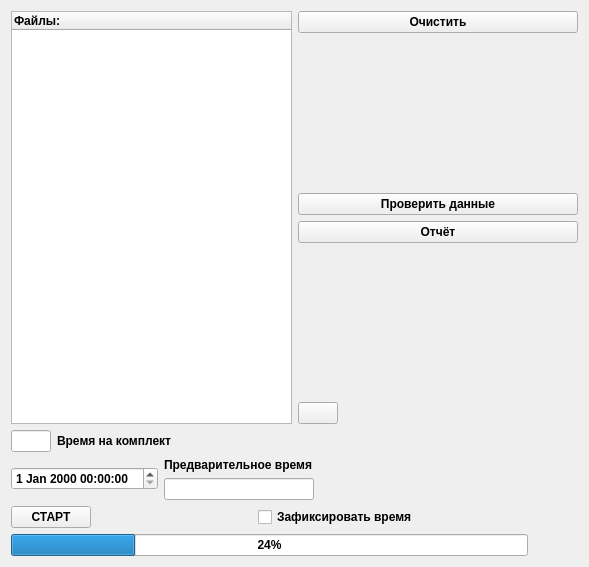
This is source/timer/timerpemiwidget.ui in VictorZ08/Path as Qt 5 draws it before an edit. The edited form follows.
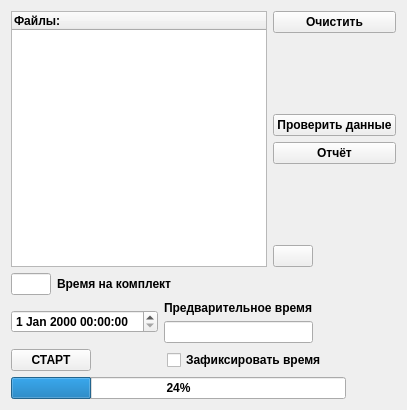
This is the edited form. Icons and pictures are not drawn.

The edit to the form file:
```diff
--- a/source/timer/timerpemiwidget.ui
+++ b/source/timer/timerpemiwidget.ui
@@ -6,8 +6,8 @@
    <rect>
     <x>0</x>
     <y>0</y>
-    <width>589</width>
-    <height>567</height>
+    <width>407</width>
+    <height>410</height>
    </rect>
   </property>
   <property name="sizePolicy">
```
